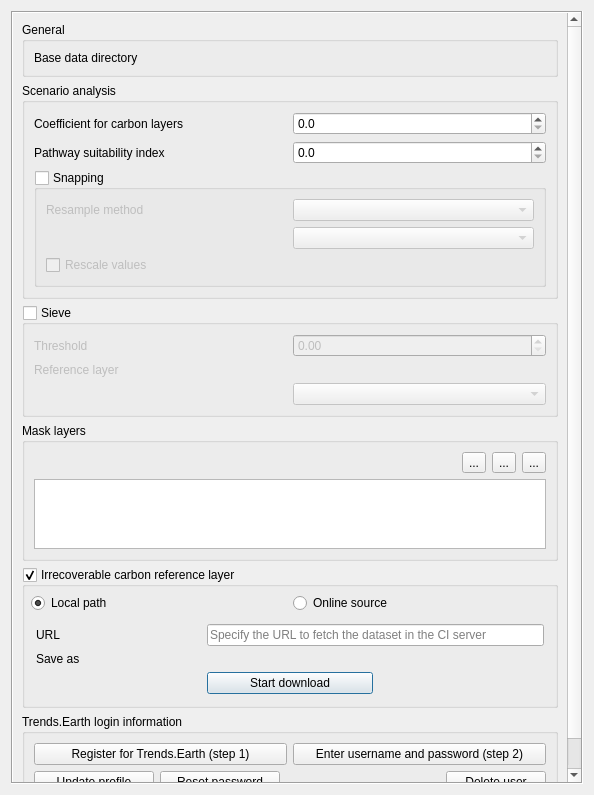
This is src/cplus_plugin/ui/cplus_settings.ui in ConservationInternational/cplus-plugin as Qt 5 draws it before an edit. The edited form follows.
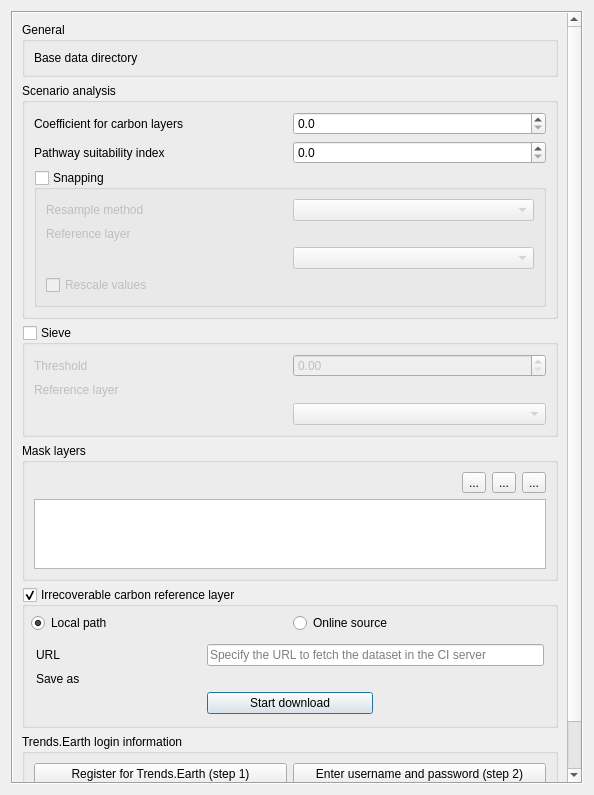
This is the edited form. Custom widgets are drawn as their Qt base class.

Commit message: Add label for the snapping reference layer path

```diff
--- a/src/cplus_plugin/ui/cplus_settings.ui
+++ b/src/cplus_plugin/ui/cplus_settings.ui
@@ -157,6 +157,13 @@
                </item>
               </layout>
              </item>
+             <item>
+              <widget class="QLabel" name="reference_layer_label_3">
+                <property name="text">
+                 <string>Reference layer</string>
+                </property>
+              </widget>
+             </item>
              <item>
               <layout class="QHBoxLayout" name="horizontalLayout">
                <item>
```
Left out of the diff: 4 changed lines with no effect on the pictures.
